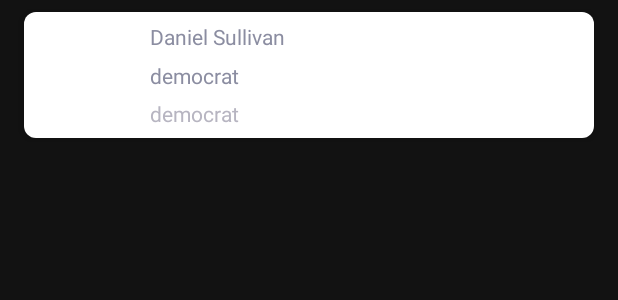
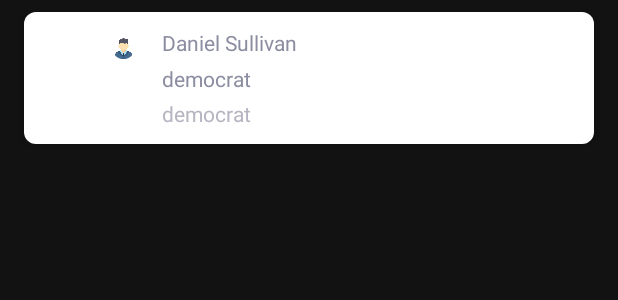
Before and after one commit to AbdulrahmanKassem/StcChallenge, an Android app: the layout cell_senator.xml on its own in the app's theme, with its tools: preview values and no code run, on a phone screen of 412 x 824 dp. Shown: the top 300 px of the screen. Run offline under Robolectric (Android 15) with nearby library versions, the phone set to English and light mode, and no system bars.

Commit message:
enhancement UI

```diff
--- a/app/src/main/res/layout/cell_senator.xml
+++ b/app/src/main/res/layout/cell_senator.xml
@@ -20,7 +20,7 @@
             android:layout_width="match_parent"
             android:layout_height="wrap_content"
             android:background="@drawable/white_rounded_8dp_filled"
-            android:paddingVertical="4dp"
+            android:paddingVertical="6dp"
             android:paddingHorizontal="8dp"
             android:layout_marginHorizontal="16dp"
             android:layout_marginVertical="8dp"
@@ -43,11 +43,24 @@
                 app:loadImage="@{senator.party==PartyType.Democrat ? @drawable/democratic_logo: @drawable/republican_logo}"
                 app:shapeAppearanceOverlay="@style/ShapeAppearanceOverlay.App.CornerSize50Percent" />
 
+
+            <com.google.android.material.imageview.ShapeableImageView
+                android:id="@+id/iv_refresh"
+                android:layout_width="15dp"
+                android:layout_height="15dp"
+                android:layout_margin="2dp"
+                app:layout_constraintEnd_toEndOf="@+id/iv_senator"
+                app:layout_constraintTop_toTopOf="@+id/iv_senator"
+                android:src="@drawable/ic_guest"
+                app:shapeAppearanceOverlay="@style/ShapeAppearanceOverlay.App.CornerSize50Percent" />
+
+
+
             <TextView
                 android:id="@+id/tv_senator_name"
                 android:layout_width="0dp"
                 android:layout_height="wrap_content"
-                android:layout_marginHorizontal="8dp"
+                android:layout_marginHorizontal="16dp"
                 android:text="@{senator.person.name}"
                 android:textColor="@color/text_color"
                 app:layout_constraintBottom_toTopOf="@+id/tv_party"
@@ -60,8 +73,7 @@
                 android:id="@+id/tv_party"
                 android:layout_width="0dp"
                 android:layout_height="wrap_content"
-                android:layout_marginHorizontal="8dp"
-                android:layout_marginTop="4dp"
+                android:layout_marginHorizontal="16dp"
                 android:text="@{senator.party.name}"
                 android:textColor="@color/text_color"
                 app:layout_constraintBottom_toTopOf="@+id/tv_desc"
@@ -74,8 +86,7 @@
                 android:id="@+id/tv_desc"
                 android:layout_width="0dp"
                 android:layout_height="wrap_content"
-                android:layout_marginHorizontal="8dp"
-                android:layout_marginTop="4dp"
+                android:layout_marginHorizontal="16dp"
                 android:text="@{senator.description}"
                 android:textColor="@color/light_text_color"
                 app:layout_constraintBottom_toBottomOf="parent"
--- a/app/src/main/res/layout/cell_senator_details.xml
+++ b/app/src/main/res/layout/cell_senator_details.xml
@@ -35,6 +35,7 @@
                 android:layout_height="wrap_content"
                 android:layout_marginHorizontal="8dp"
                 android:layout_marginTop="65dp"
+                android:textStyle="bold"
                 android:text="@{senator.getSenatorName()}"
                 android:textColor="@color/text_color"
                 android:textSize="16sp"
@@ -76,6 +77,7 @@
                 android:layout_marginHorizontal="8dp"
                 android:layout_marginTop="8dp"
                 android:text="@{senator.person.bioguideid}"
+                android:textStyle="bold"
                 android:textColor="@color/text_color"
                 app:layout_constraintEnd_toStartOf="@+id/view"
                 app:layout_constraintStart_toStartOf="parent"
@@ -87,6 +89,7 @@
                 android:layout_height="wrap_content"
                 android:layout_marginHorizontal="8dp"
                 android:layout_marginTop="32dp"
+                android:textStyle="bold"
                 android:text="@string/bio_guide_id"
                 android:textColor="@color/light_text_color"
                 android:textSize="13sp"
@@ -99,6 +102,7 @@
                 android:layout_width="wrap_content"
                 android:layout_height="wrap_content"
                 android:layout_marginHorizontal="8dp"
+                android:textStyle="bold"
                 android:text="@string/team"
                 android:textColor="@color/light_text_color"
                 android:textSize="13sp"
@@ -115,6 +119,7 @@
                 android:layout_marginTop="8dp"
                 android:text="@{senator.party.name}"
                 android:textColor="@color/text_color"
+                android:textStyle="bold"
                 app:layout_constraintEnd_toEndOf="parent"
                 app:layout_constraintStart_toEndOf="@+id/view"
                 app:layout_constraintTop_toBottomOf="@+id/tv_team_title" />
--- a/app/src/main/res/layout/fragment_senator_details.xml
+++ b/app/src/main/res/layout/fragment_senator_details.xml
@@ -169,7 +169,7 @@
                 app:layout_constraintEnd_toEndOf="parent"
                 app:layout_constraintStart_toStartOf="parent"
                 app:layout_constraintTop_toBottomOf="@+id/website_view"
-                app:text="@{senator.website}"
+                app:text="@{senator.phone}"
                 app:text_color="@color/text_color"
                 app:title="@string/title_phone"
                 app:title_color="@color/light_text_color" />
--- a/app/src/main/res/layout/view_information.xml
+++ b/app/src/main/res/layout/view_information.xml
@@ -22,6 +22,7 @@
         android:layout_height="wrap_content"
         android:layout_marginTop="2dp"
         android:paddingHorizontal="8dp"
+        android:textStyle="bold"
         app:layout_constraintEnd_toEndOf="parent"
         app:layout_constraintStart_toStartOf="parent"
         app:layout_constraintTop_toBottomOf="@+id/tv_title"
```
Also changed, not shown: app/src/main/res/values/strings.xml (+7 -7 lines).
